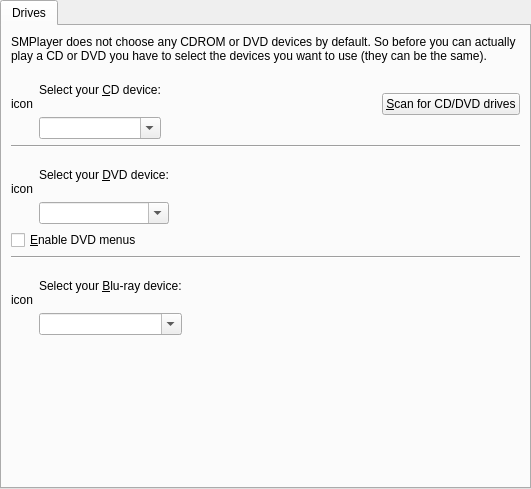
Old version of the form src/gui/pref/drives.ui in the repository wilbert2000/wzplayer.
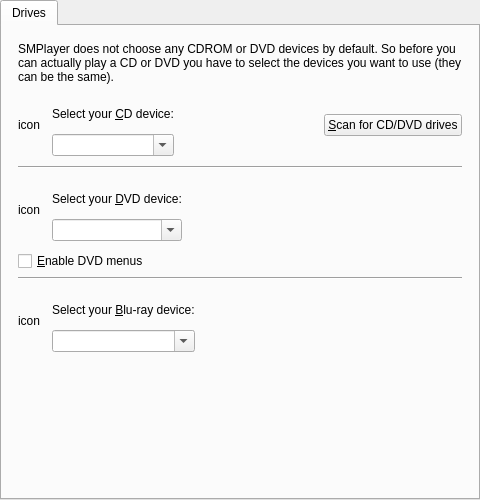
New version of the form. Custom widgets are drawn as their Qt base class.

```diff
--- a/src/gui/pref/drives.ui
+++ b/src/gui/pref/drives.ui
@@ -6,8 +6,8 @@
    <rect>
     <x>0</x>
     <y>0</y>
-    <width>531</width>
-    <height>489</height>
+    <width>480</width>
+    <height>500</height>
    </rect>
   </property>
   <layout class="QVBoxLayout">
@@ -27,6 +27,9 @@
        <string>Drives</string>
       </attribute>
       <layout class="QVBoxLayout" name="verticalLayout_2">
+       <property name="margin">
+        <number>16</number>
+       </property>
        <item>
         <widget class="QLabel" name="textLabel2_5">
          <property name="text">
@@ -43,7 +46,7 @@
        <item>
         <layout class="QHBoxLayout">
          <property name="spacing">
-          <number>6</number>
+          <number>8</number>
          </property>
          <property name="margin">
           <number>0</number>
@@ -64,10 +67,10 @@
          <item>
           <layout class="QVBoxLayout">
            <property name="spacing">
-            <number>6</number>
+            <number>0</number>
            </property>
            <property name="margin">
-            <number>0</number>
+            <number>4</number>
            </property>
            <item>
             <widget class="QLabel" name="textLabel1_7">
@@ -144,7 +147,7 @@
        <item>
         <layout class="QHBoxLayout">
          <property name="spacing">
-          <number>6</number>
+          <number>8</number>
          </property>
          <property name="margin">
           <number>0</number>
@@ -165,10 +168,10 @@
          <item>
           <layout class="QVBoxLayout">
            <property name="spacing">
-            <number>6</number>
+            <number>0</number>
            </property>
            <property name="margin">
-            <number>0</number>
+            <number>4</number>
            </property>
            <item>
             <widget class="QLabel" name="textLabel2_2">
@@ -245,7 +248,7 @@
           <item>
            <layout class="QHBoxLayout" name="_2">
             <property name="spacing">
-             <number>6</number>
+             <number>8</number>
             </property>
             <property name="margin">
              <number>0</number>
@@ -263,11 +266,11 @@
             <item>
              <layout class="QVBoxLayout" name="_3">
               <property name="spacing">
-               <number>6</number>
-              </property>
-              <property name="margin">
                <number>0</number>
               </property>
+              <property name="margin">
+               <number>4</number>
+              </property>
               <item>
                <widget class="QLabel" name="textLabel2_3">
                 <property name="text">
```
